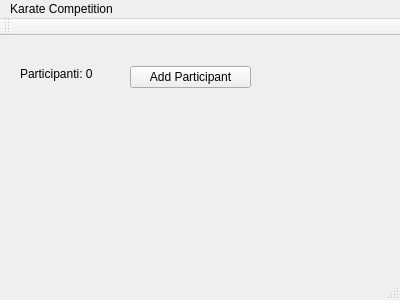
This is KarateCompetition/mainwindow.ui in SuluCiprian/BD as Qt 5 draws it before an edit. The edited form follows.
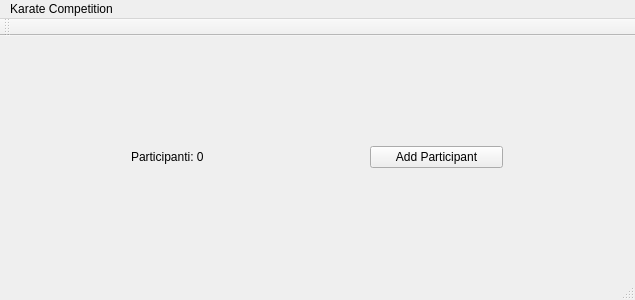
This is the edited form.

Commit message: Added participant + more buttons

The edit to the form file:
```diff
--- a/KarateCompetition/mainwindow.ui
+++ b/KarateCompetition/mainwindow.ui
@@ -6,7 +6,7 @@
    <rect>
     <x>0</x>
     <y>0</y>
-    <width>400</width>
+    <width>635</width>
     <height>300</height>
    </rect>
   </property>
@@ -14,39 +14,44 @@
    <string>MainWindow</string>
   </property>
   <widget class="QWidget" name="centralWidget">
+   <layout class="QHBoxLayout" name="horizontalLayout">
+    <item>
    <widget class="QLabel" name="participantLabel">
-    <property name="geometry">
-     <rect>
-      <x>20</x>
-      <y>30</y>
-      <width>91</width>
-      <height>16</height>
-     </rect>
+      <property name="maximumSize">
+       <size>
+        <width>113</width>
+        <height>16777215</height>
+       </size>
     </property>
     <property name="text">
      <string>Participanti: 0</string>
     </property>
    </widget>
+    </item>
+    <item>
    <widget class="QPushButton" name="addParticipant">
-    <property name="geometry">
-     <rect>
-      <x>130</x>
-      <y>30</y>
-      <width>121</width>
-      <height>22</height>
-     </rect>
+      <property name="maximumSize">
+       <size>
+        <width>133</width>
+        <height>16777215</height>
+       </size>
     </property>
     <property name="text">
      <string>Add Participant</string>
     </property>
    </widget>
+    </item>
+    <item>
+     <layout class="QVBoxLayout" name="verticalLayout"/>
+    </item>
+   </layout>
   </widget>
   <widget class="QMenuBar" name="menuBar">
    <property name="geometry">
     <rect>
      <x>0</x>
      <y>0</y>
-     <width>400</width>
+     <width>635</width>
      <height>19</height>
     </rect>
    </property>
```
Lines whose indentation alone changed are shown as unchanged. The commit also changes 6 other files.
